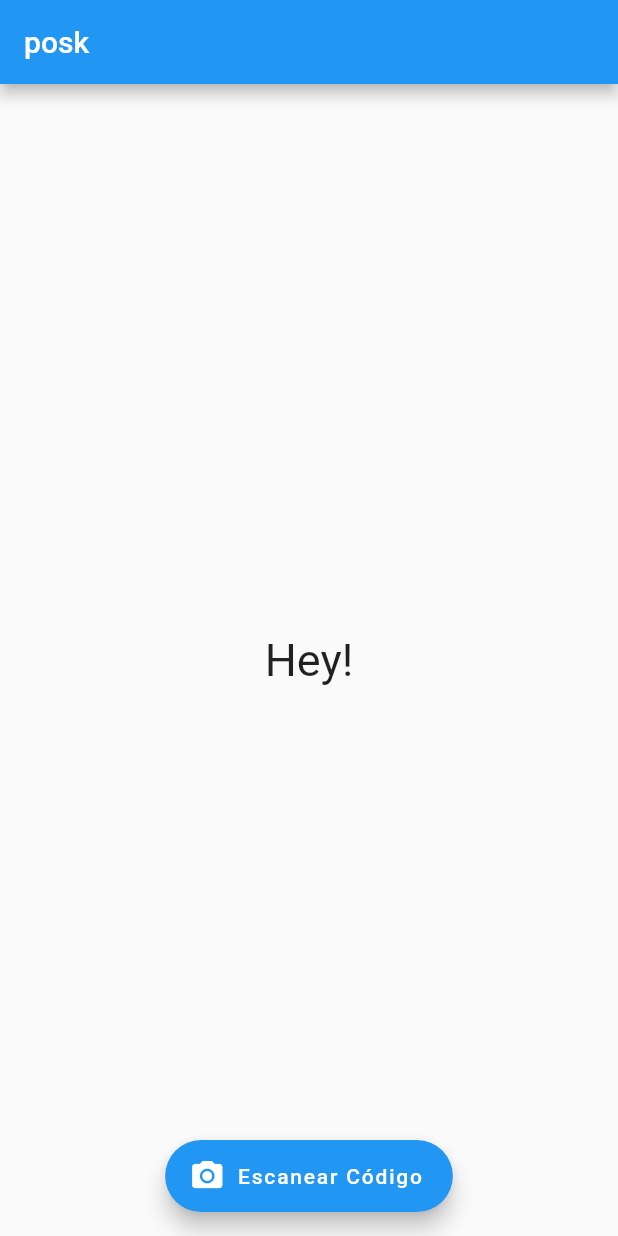
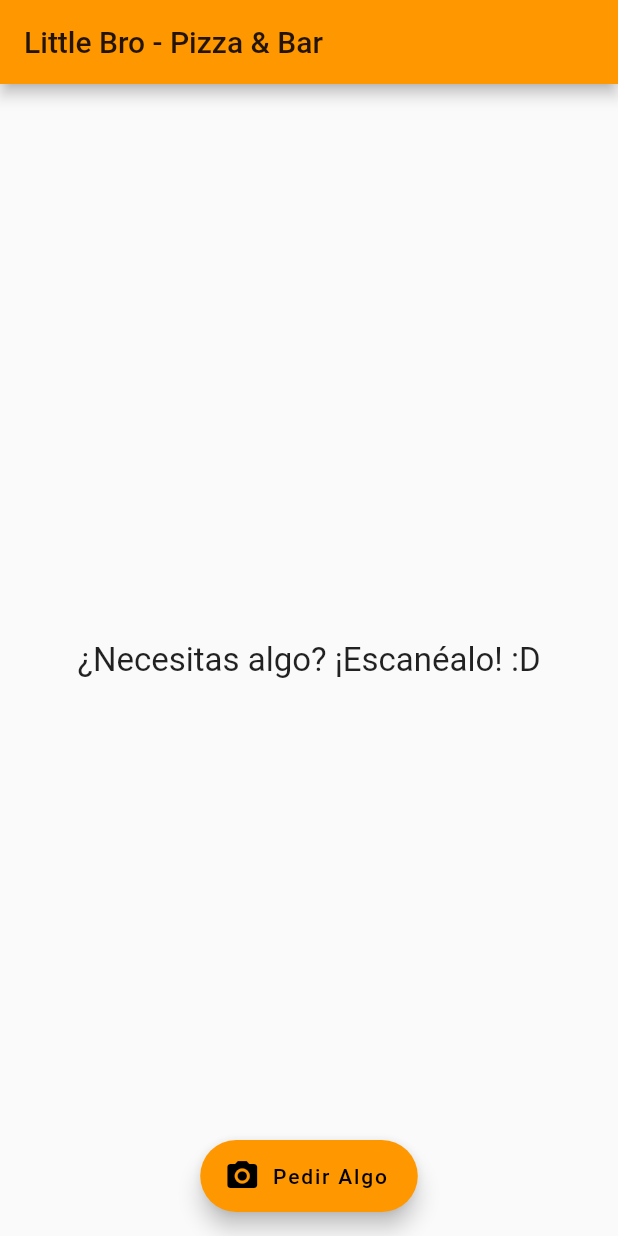
Before and after one commit to Crsk/posk-app, a Flutter app: the screen it shows after launch, on a phone screen of 412 x 824 dp. Run offline on Flutter 3.47's test engine with Material 2 defaults, Android fonts, the phone set to English and light mode, and no system bars; missing offline and left inert: barcode_scan.

```diff
--- a/lib/main.dart
+++ b/lib/main.dart
@@ -17,7 +17,7 @@ class HomePage extends StatefulWidget {
 }
 
 class HomePageState extends State<HomePage> {
-  String result = "Hey!";
+  String result = "¿Necesitas algo? ¡Escanéalo! :D";
   Future _scanQR() async {
     try {
       String qrResult = await BarcodeScanner.scan();
@@ -38,7 +38,7 @@ class HomePageState extends State<HomePage> {
       }
     } on FormatException {
       setState(() {
-        result = "Bienvenido";
+        result = "¿Necesitas algo? ¡Escanéalo! :)";
       });
     } catch (ex) {
       setState(() {
@@ -51,25 +51,31 @@ class HomePageState extends State<HomePage> {
     if (await canLaunch(_url)) {
       await launch(_url);
     } else {
-    throw 'Could not launch $_url';
+      throw 'No es posible abrir el enlace $_url';
     }
   }
 
   @override
   Widget build(BuildContext context) {
-    return Scaffold(
+    return new MaterialApp(
+      title: 'Little Bro',
+      theme: new ThemeData(
+        primarySwatch: Colors.orange,
+      ),
+      home: new Scaffold(
         appBar: AppBar(
-        title: Text("posk"),
+          title: Text("Little Bro - Pizza & Bar"),
         ),
         body: Center(
-        child: Text(result, style: new TextStyle(fontSize: 30.0)),
+          child: Text(result, style: new TextStyle(fontSize: 22.0)),
         ),
         floatingActionButton: FloatingActionButton.extended(
           icon: Icon(Icons.camera_alt),
-        label: Text("Escanear Código"),
+          label: Text("Pedir Algo"),
           onPressed: _scanQR,
         ),
         floatingActionButtonLocation: FloatingActionButtonLocation.centerFloat,
+      ),
     );
   }
 }
```
Also changed, not shown: 1 other file. Lines whose indentation alone changed are shown as unchanged.
